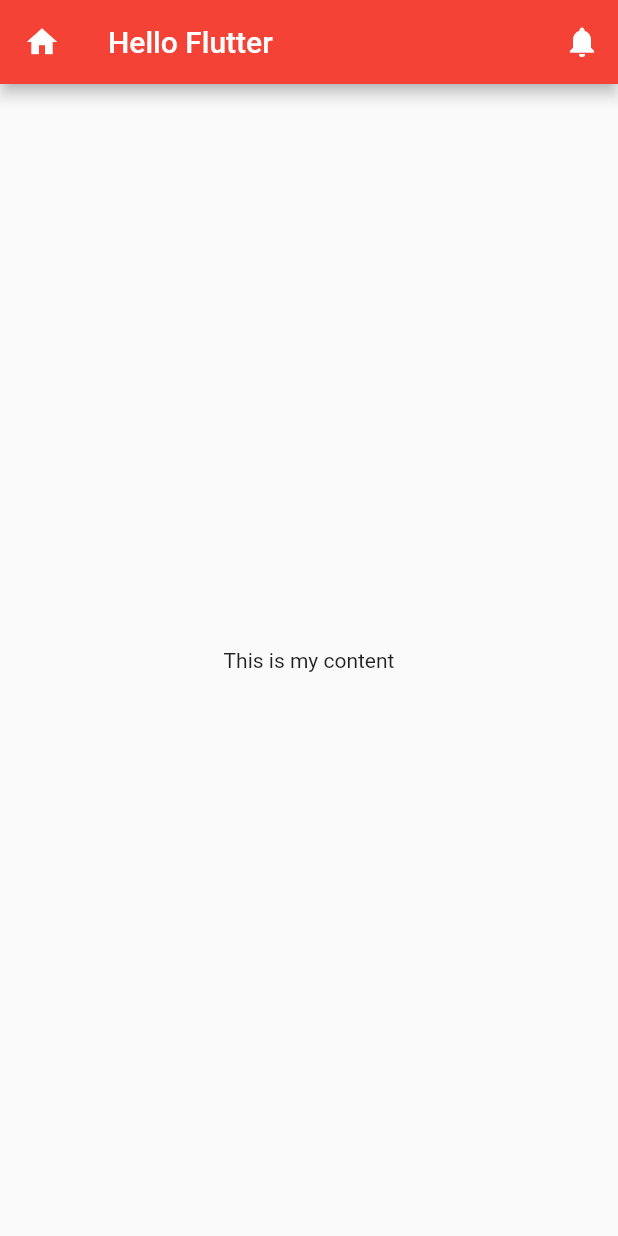
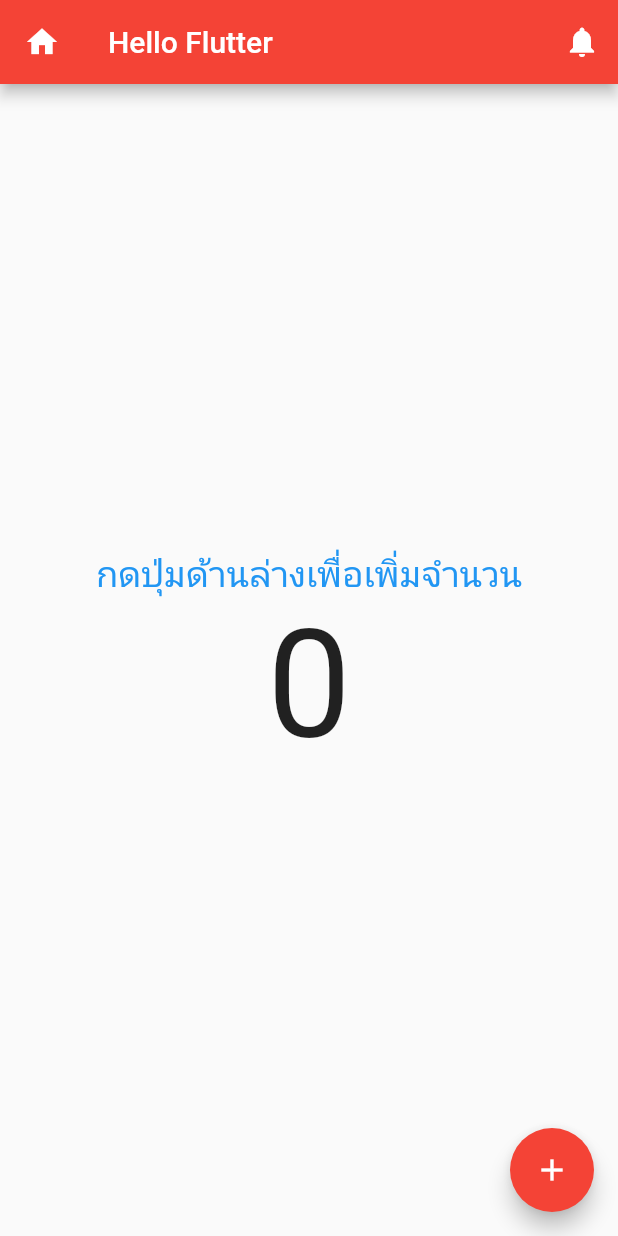
Before and after one commit to iamsamitdev/hello_flutter_inclass, a Flutter app: the screen it shows after launch, on a phone screen of 412 x 824 dp. Run offline on Flutter 3.47's test engine with Material 2 defaults, Android fonts, the phone set to English and light mode, and no system bars.

Commit message:
update fab

```diff
--- a/lib/main.dart
+++ b/lib/main.dart
@@ -28,6 +28,17 @@ class MyHomePage extends StatefulWidget {
 }
 
 class _MyHomePageState extends State<MyHomePage> {
+
+  // กำหนด properties
+  int _counter = 0;
+
+  // สร้าง method สำหรับการเพิ่มค่าตัวเลข
+  void _incrementCounter(){
+    setState(() {
+       _counter++;
+    });
+  }
+
   @override
   Widget build(BuildContext context) {
     return Scaffold(
@@ -44,8 +55,27 @@ class _MyHomePageState extends State<MyHomePage> {
         ],
       ),
       body: Center(
-        child: Text('This is my content'),
+        child: Column(
+          mainAxisAlignment: MainAxisAlignment.center,
+          children: <Widget>[
+            Text(
+              'กดปุ่มด้านล่างเพื่อเพิ่มจำนวน',
+              style: TextStyle(fontSize: 24.0, color: Colors.blue),
+            ),
+            Text(
+              '$_counter',
+              style: TextStyle(fontSize: 100.0),
+            )
+          ],
+        )
       ),
+
+      floatingActionButton: FloatingActionButton(
+        onPressed: _incrementCounter,
+        tooltip: 'กดเพิ่มจำนวน',
+        child: Icon(Icons.add),
+      ),
+
     );
   }
 }
```
